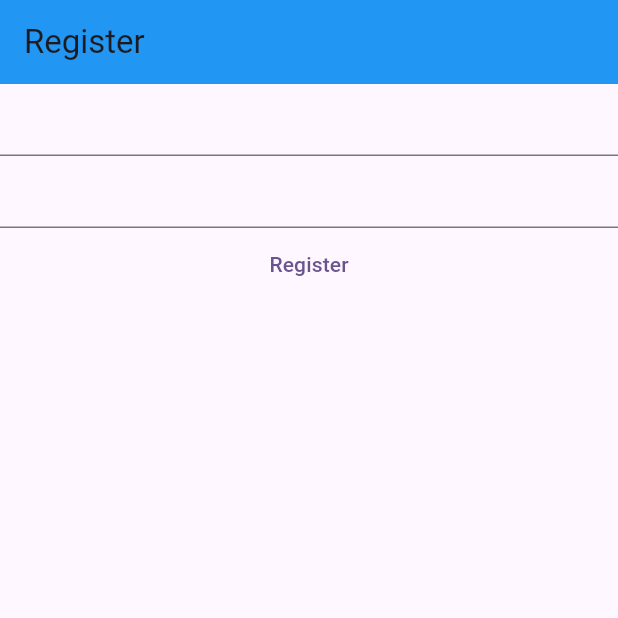
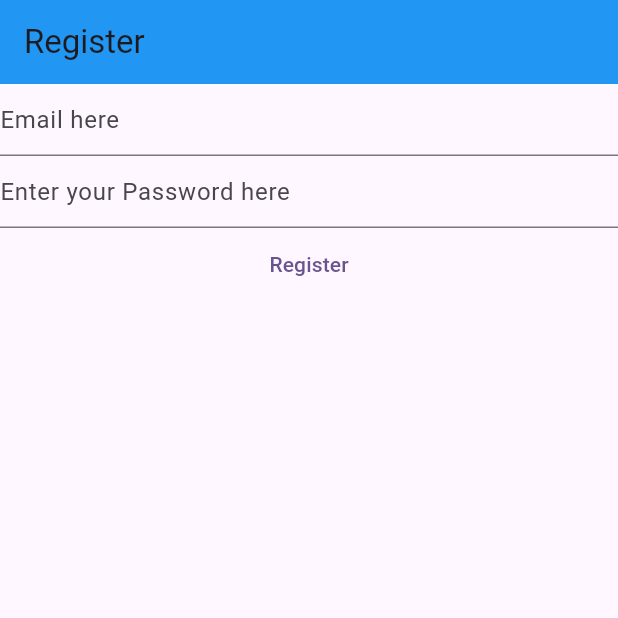
Before and after one commit to lamsalsangam/Flutter, a Flutter app: the screen it shows after launch, on a phone screen of 412 x 824 dp, the top half of it. Run offline on Flutter 3.47's test engine with Material 2 defaults, Android fonts, the light colour scheme and no system bars; our stand-ins replace firebase_auth, firebase_core, flutter_dotenv, flutter_spinkit, google_fonts; accounts and stored records are empty.

Commit message:
Simple Registration Screen

```diff
--- a/mynotes/lib/main.dart
+++ b/mynotes/lib/main.dart
@@ -2,11 +2,11 @@
 import 'package:flutter/material.dart';
 import 'package:flutter_dotenv/flutter_dotenv.dart';
 import 'package:mynotes/firebase_options.dart';
+import 'package:firebase_auth/firebase_auth.dart';
 
 Future<void> main() async {
   await dotenv.load(fileName: ".env");
   WidgetsFlutterBinding.ensureInitialized();
-  await Firebase.initializeApp(options: DefaultFirebaseOptions.currentPlatform,);
   runApp(const MyApp());
 }
 
@@ -60,15 +60,52 @@
         ),
         backgroundColor: Colors.blue,
       ),
-      body: Column(
-        children: [
-          TextField(controller: _email,),
-          TextField(controller: _password,),
-          TextButton(
-            onPressed: (){},
-            child: const Text("Register"),
-          ),
-        ],
+      body: FutureBuilder(
+        future: Firebase.initializeApp(options: DefaultFirebaseOptions.currentPlatform,),
+        builder: (context, snapshot) {
+          switch (snapshot.connectionState){
+            // case ConnectionState.none:
+            //   break;
+            // case ConnectionState.waiting:
+            //   break;
+            // case ConnectionState.active:
+            //   break;
+            case ConnectionState.done:
+              return Column(
+                children: [
+                  TextField(
+                    controller: _email,
+                    autocorrect: false,
+                    keyboardType: TextInputType.emailAddress,
+                    enableSuggestions: false,
+                    decoration: const InputDecoration(
+                      hintText: "Email here",
+                    ),
+                  ),
+                  TextField(
+                    controller: _password,
+                    obscureText: true,
+                    enableSuggestions: false,
+                    autocorrect: false,
+                    decoration: const InputDecoration(
+                      hintText: "Enter your Password here",
+                    ),
+                  ),
+                  TextButton(
+                    onPressed: () async {
+                      final email = _email.text;
+                      final password = _password.text;
+                      final userCredentials=await FirebaseAuth.instance.createUserWithEmailAndPassword(email: email, password: password);
+                    },
+                    child: const Text("Register"),
+                  ),
+                ],
+              );
+            default:
+              return const Text("Loading...");
+          }
+
+        },
       ),
     );
   }
--- a/mynotes/pubspec.yaml
+++ b/mynotes/pubspec.yaml
@@ -31,6 +31,7 @@ dependencies:
   flutter:
     sdk: flutter
   flutter_dotenv: ^5.0.2
+  firebase_auth: ^4.6.1
 
 
   # The following adds the Cupertino Icons font to your application.
```
Also changed, not shown: mynotes/pubspec.lock.
